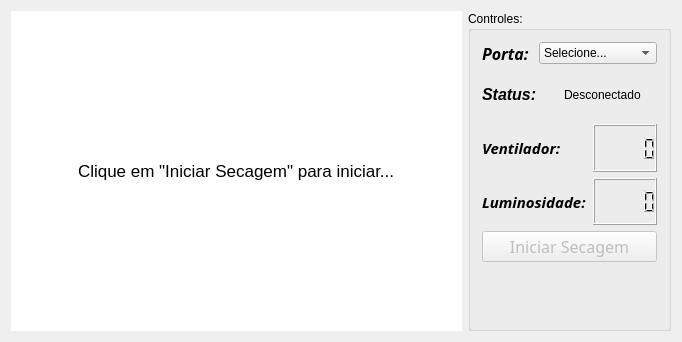
Old version of the form aplicacao-desktop/Sistema-de-secagem/mainwindow.ui in the repository alexandretok/projeto1-sistemas-digitais.
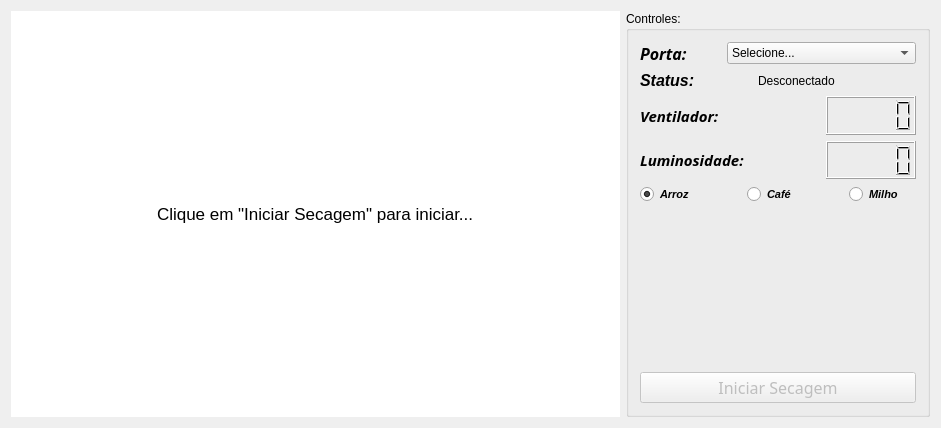
New version of the form. Icons and pictures are not drawn.

```diff
--- a/aplicacao-desktop/Sistema-de-secagem/mainwindow.ui
+++ b/aplicacao-desktop/Sistema-de-secagem/mainwindow.ui
@@ -6,21 +6,21 @@
    <rect>
     <x>0</x>
     <y>0</y>
-    <width>682</width>
-    <height>342</height>
+    <width>941</width>
+    <height>428</height>
    </rect>
   </property>
   <property name="minimumSize">
    <size>
-    <width>634</width>
-    <height>290</height>
+    <width>941</width>
+    <height>428</height>
    </size>
   </property>
   <property name="windowTitle">
    <string>Sistema de Secagem 1.0</string>
   </property>
   <widget class="QWidget" name="centralWidget">
-   <layout class="QHBoxLayout" name="horizontalLayout_6" stretch="7,3">
+   <layout class="QHBoxLayout" name="horizontalLayout_11" stretch="4,2">
     <item>
      <widget class="QWidget" name="widget" native="true">
       <property name="styleSheet">
@@ -113,9 +113,7 @@
       <property name="checkable">
        <bool>false</bool>
       </property>
-      <layout class="QVBoxLayout" name="verticalLayout_4" stretch="8,2">
-       <item>
-        <layout class="QVBoxLayout" name="verticalLayout_2">
+      <layout class="QVBoxLayout" name="verticalLayout_2" stretch="0,0,1,1,0,4,0">
          <item>
           <layout class="QHBoxLayout" name="horizontalLayout_5" stretch="3,7">
            <item>
@@ -185,7 +183,7 @@
           </layout>
          </item>
          <item>
-          <layout class="QHBoxLayout" name="horizontalLayout" stretch="8,2">
+        <layout class="QHBoxLayout" name="horizontalLayout" stretch="4,2">
            <item>
             <widget class="QLabel" name="label">
              <property name="font">
@@ -221,7 +219,7 @@
           </layout>
          </item>
          <item>
-          <layout class="QHBoxLayout" name="horizontalLayout_2" stretch="8,2">
+        <layout class="QHBoxLayout" name="horizontalLayout_2" stretch="4,2">
            <item>
             <widget class="QLabel" name="label_2">
              <property name="font">
@@ -256,6 +254,127 @@
            </item>
           </layout>
          </item>
+       <item>
+        <layout class="QHBoxLayout" name="horizontalLayout_10" stretch="0,0,0,0,0,0,0,0">
+         <item>
+          <widget class="QRadioButton" name="radioButton_2">
+           <property name="font">
+            <font>
+             <pointsize>8</pointsize>
+             <weight>75</weight>
+             <italic>true</italic>
+             <bold>true</bold>
+            </font>
+           </property>
+           <property name="text">
+            <string>Arroz</string>
+           </property>
+           <property name="checked">
+            <bool>true</bool>
+           </property>
+          </widget>
+         </item>
+         <item>
+          <widget class="QLabel" name="label_10">
+           <property name="text">
+            <string/>
+           </property>
+           <property name="pixmap">
+            <pixmap resource="res.qrc">:/img/arroz.png</pixmap>
+           </property>
+          </widget>
+         </item>
+         <item>
+          <spacer name="horizontalSpacer_3">
+           <property name="orientation">
+            <enum>Qt::Horizontal</enum>
+           </property>
+           <property name="sizeHint" stdset="0">
+            <size>
+             <width>40</width>
+             <height>20</height>
+            </size>
+           </property>
+          </spacer>
+         </item>
+         <item>
+          <widget class="QRadioButton" name="radioButton">
+           <property name="font">
+            <font>
+             <pointsize>8</pointsize>
+             <weight>75</weight>
+             <italic>true</italic>
+             <bold>true</bold>
+            </font>
+           </property>
+           <property name="text">
+            <string>Café</string>
+           </property>
+          </widget>
+         </item>
+         <item>
+          <widget class="QLabel" name="label_9">
+           <property name="text">
+            <string/>
+           </property>
+           <property name="pixmap">
+            <pixmap resource="res.qrc">:/img/cafe.png</pixmap>
+           </property>
+          </widget>
+         </item>
+         <item>
+          <spacer name="horizontalSpacer_4">
+           <property name="orientation">
+            <enum>Qt::Horizontal</enum>
+           </property>
+           <property name="sizeHint" stdset="0">
+            <size>
+             <width>40</width>
+             <height>20</height>
+            </size>
+           </property>
+          </spacer>
+         </item>
+         <item>
+          <widget class="QRadioButton" name="radioButton_3">
+           <property name="font">
+            <font>
+             <pointsize>8</pointsize>
+             <weight>75</weight>
+             <italic>true</italic>
+             <bold>true</bold>
+            </font>
+           </property>
+           <property name="text">
+            <string>Milho</string>
+           </property>
+          </widget>
+         </item>
+         <item>
+          <widget class="QLabel" name="label_11">
+           <property name="text">
+            <string/>
+           </property>
+           <property name="pixmap">
+            <pixmap resource="res.qrc">:/img/milho.png</pixmap>
+           </property>
+          </widget>
+         </item>
+        </layout>
+       </item>
+       <item>
+        <widget class="QLabel" name="label_12">
+         <property name="text">
+          <string/>
+         </property>
+         <property name="pixmap">
+          <pixmap resource="res.qrc">:/img/grafico_arroz.jpg</pixmap>
+         </property>
+         <property name="scaledContents">
+          <bool>true</bool>
+         </property>
+        </widget>
+       </item>
          <item>
           <widget class="QPushButton" name="pushButton">
            <property name="enabled">
@@ -273,21 +392,6 @@
           </widget>
          </item>
         </layout>
-       </item>
-       <item>
-        <spacer name="verticalSpacer_3">
-         <property name="orientation">
-          <enum>Qt::Vertical</enum>
-         </property>
-         <property name="sizeHint" stdset="0">
-          <size>
-           <width>20</width>
-           <height>47</height>
-          </size>
-         </property>
-        </spacer>
-       </item>
-      </layout>
      </widget>
     </item>
    </layout>
```
Left out of the diff: 2 changed lines with no effect on the pictures. Lines whose indentation alone changed are shown as unchanged.
